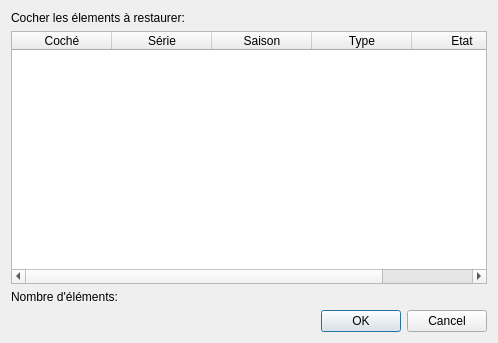
Old version of the form src/ui/dialogs/deleted_elements.ui in the repository seigneurfuo/MyAnimeManager3.
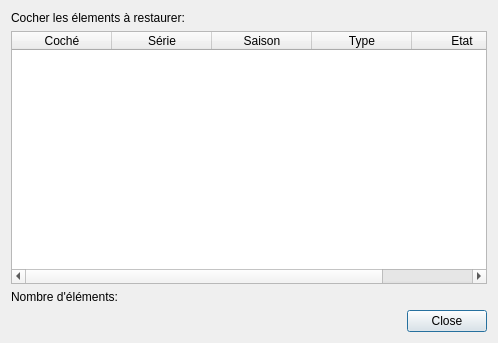
New version of the form. Icons and pictures are not drawn.

Commit message: Remplacement des boutons OK : Annuler par un bouton fermer sur certaines fenetres popup.

The edit to the form file:
```diff
--- a/src/ui/dialogs/deleted_elements.ui
+++ b/src/ui/dialogs/deleted_elements.ui
@@ -85,7 +85,7 @@
       <enum>Qt::Horizontal</enum>
      </property>
      <property name="standardButtons">
-      <set>QDialogButtonBox::Cancel|QDialogButtonBox::Ok</set>
+      <set>QDialogButtonBox::Close</set>
      </property>
     </widget>
    </item>
```
Left out of the diff: 35 changed lines with no effect on the pictures. The commit also changes 1 other file.
